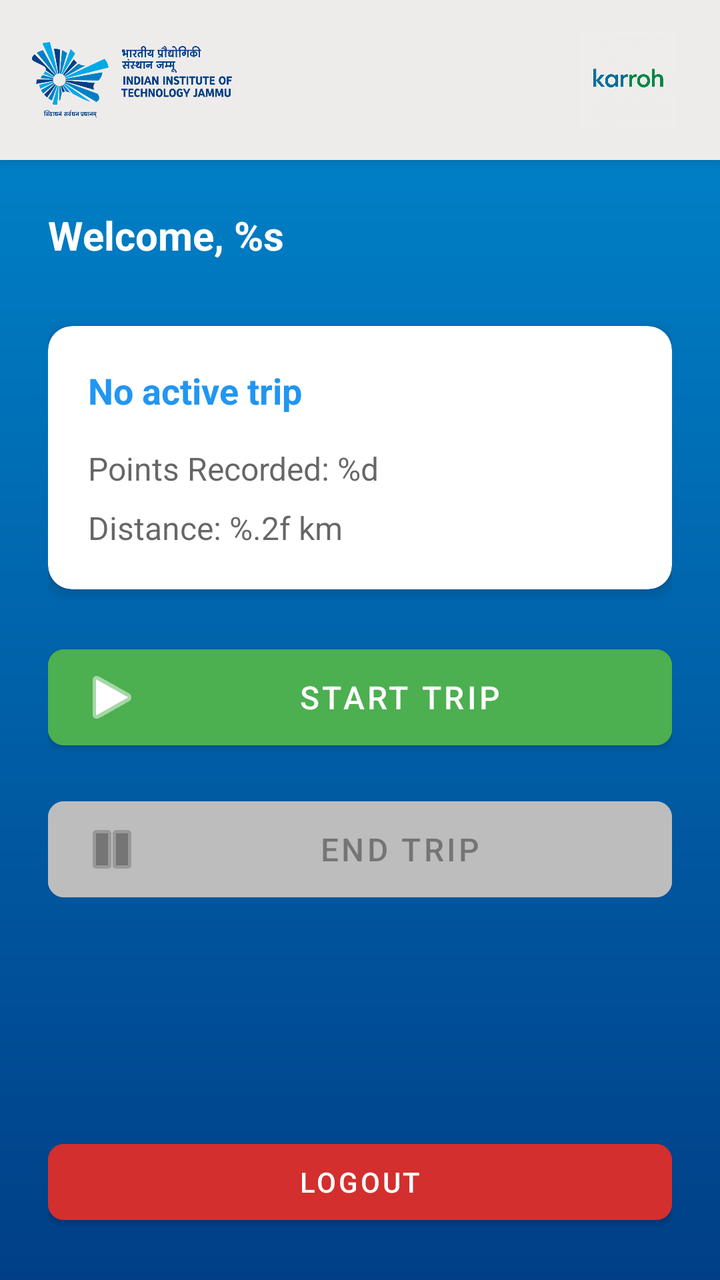
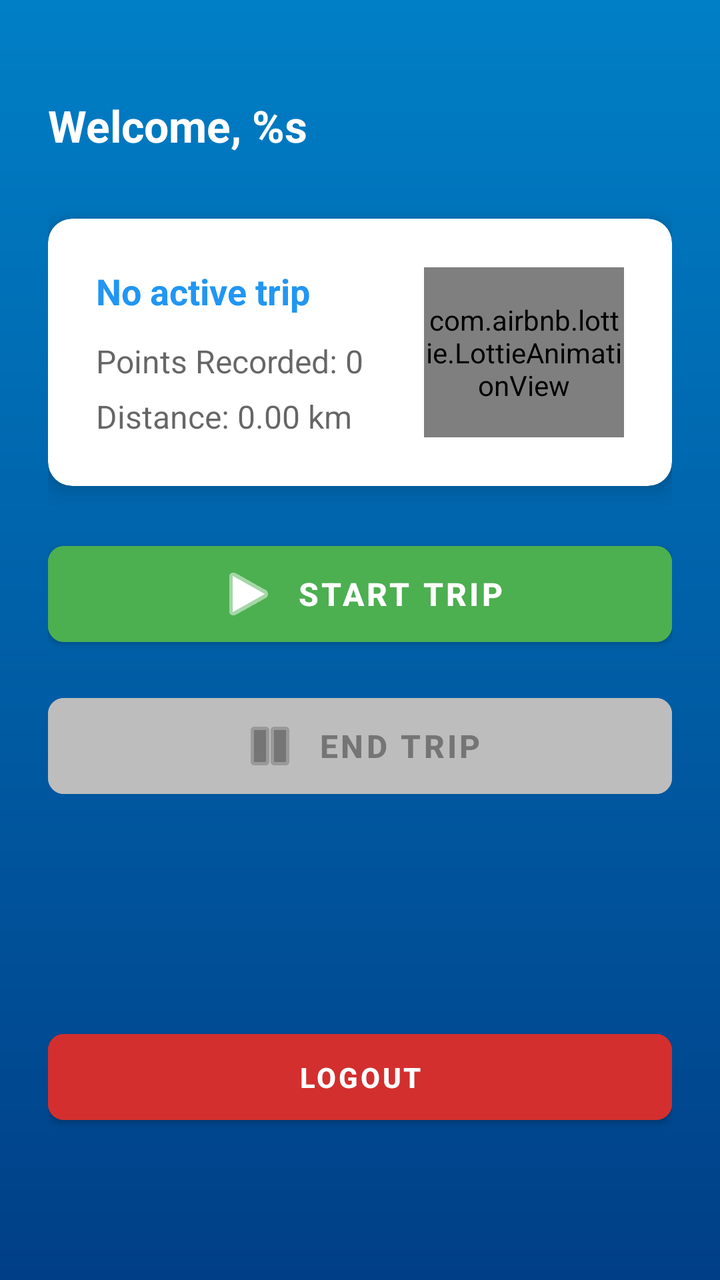

Screens rendered from an Android XML layout before and after an edit, with the pre-edit source and the edit as a unified diff.
<!-- AndroidManifest.xml: application theme Theme.BusTrackerApp -->
<!-- res/layout/activity_main.xml -->
<?xml version="1.0" encoding="utf-8"?>
<LinearLayout xmlns:android="http://schemas.android.com/apk/res/android"
    xmlns:app="http://schemas.android.com/apk/res-auto"
    android:layout_width="match_parent"
    android:layout_height="match_parent"
    android:orientation="vertical">

    
    <RelativeLayout
        android:id="@+id/headerLayout"
        android:layout_width="match_parent"
        android:layout_height="80dp"
        android:background="@color/header_bg"
        android:padding="16dp"
        android:elevation="4dp">

        <ImageView
            android:id="@+id/ivIitLogo"
            android:layout_width="100dp"
            android:layout_height="match_parent"
            android:layout_alignParentStart="true"
            android:layout_centerVertical="true"
            android:contentDescription="IIT Jammu Logo"
            android:scaleType="fitCenter"
            android:src="@drawable/iit_jammu_logo" />

        <ImageView
            android:id="@+id/ivWhatsappLogo"
            android:layout_width="60dp"
            android:layout_height="60dp"
            android:layout_alignParentEnd="true"
            android:layout_centerVertical="true"
            android:contentDescription="WhatsApp Logo"
            android:scaleType="fitCenter"
            android:src="@drawable/whatsapp_logo" />

    </RelativeLayout>

    
    <LinearLayout
        android:layout_width="match_parent"
        android:layout_height="match_parent"
        android:orientation="vertical"
        android:padding="24dp"
        android:background="@drawable/gradient_background">

        
        <TextView
            android:id="@+id/tvWelcome"
            android:layout_width="wrap_content"
            android:layout_height="wrap_content"
            android:text="@string/welcome_message"
            android:textSize="20sp"
            android:textStyle="bold"
            android:textColor="@color/white"
            android:layout_marginBottom="32dp" />

        
        <com.google.android.material.card.MaterialCardView
            android:layout_width="match_parent"
            android:layout_height="wrap_content"
            android:layout_marginBottom="24dp"
            app:cardElevation="4dp"
            app:cardCornerRadius="12dp">

            <LinearLayout
                android:layout_width="match_parent"
                android:layout_height="wrap_content"
                android:orientation="vertical"
                android:padding="20dp">

                <TextView
                    android:id="@+id/tvTripStatus"
                    android:layout_width="wrap_content"
                    android:layout_height="wrap_content"
                    android:text="@string/trip_status_idle"
                    android:textSize="18sp"
                    android:textStyle="bold"
                    android:textColor="@color/primary"
                    android:layout_marginBottom="16dp" />

                <TextView
                    android:id="@+id/tvPointsRecorded"
                    android:layout_width="wrap_content"
                    android:layout_height="wrap_content"
                    android:text="@string/points_recorded"
                    android:textSize="16sp"
                    android:textColor="@color/text_secondary"
                    android:layout_marginBottom="8dp" />

                <TextView
                    android:id="@+id/tvDistance"
                    android:layout_width="wrap_content"
                    android:layout_height="wrap_content"
                    android:text="@string/distance_traveled"
                    android:textSize="16sp"
                    android:textColor="@color/text_secondary" />

            </LinearLayout>
        </com.google.android.material.card.MaterialCardView>

        
        <com.google.android.material.button.MaterialButton
            android:id="@+id/btnStartTrip"
            android:layout_width="match_parent"
            android:layout_height="60dp"
            android:text="@string/start_trip"
            android:textSize="16sp"
            android:backgroundTint="@color/button_green"
            app:cornerRadius="8dp"
            app:icon="@android:drawable/ic_media_play"
            android:layout_marginBottom="16dp" />

        
        <com.google.android.material.button.MaterialButton
            android:id="@+id/btnEndTrip"
            android:layout_width="match_parent"
            android:layout_height="60dp"
            android:text="@string/end_trip"
            android:textSize="16sp"
            android:backgroundTint="@color/button_disabled"
            app:cornerRadius="8dp"
            app:icon="@android:drawable/ic_media_pause"
            android:enabled="false"
            android:layout_marginBottom="32dp" />

        
        <View
            android:layout_width="match_parent"
            android:layout_height="0dp"
            android:layout_weight="1" />

        
        <com.google.android.material.button.MaterialButton
            android:id="@+id/btnLogout"
            android:layout_width="match_parent"
            android:layout_height="50dp"
            android:text="@string/logout"
            android:textSize="14sp"
            android:backgroundTint="@color/logout_red"
            app:cornerRadius="8dp" />

        
        <com.google.android.material.button.MaterialButton
            android:id="@+id/btnSignOut"
            android:layout_width="match_parent"
            android:layout_height="wrap_content"
            android:text="@string/sign_out"
            android:textSize="14sp"
            android:visibility="gone"
            style="@style/Widget.MaterialComponents.Button.TextButton" />

    </LinearLayout>

</LinearLayout>
<!-- resources referenced by this layout -->
<resources>
  <color name="button_disabled">#BDBDBD</color>
  <color name="button_green">#4CAF50</color>
  <color name="header_bg">#eeeceb</color>
  <color name="logout_red">#D32F2F</color>
  <color name="primary">#FF2196F3</color>
  <color name="text_secondary">#99000000</color>
  <color name="white">#FFFFFFFF</color>
  <!-- drawable gradient_background (drawable) -->
  <?xml version="1.0" encoding="utf-8"?>
  <shape xmlns:android="http://schemas.android.com/apk/res/android">
      <gradient
          android:angle="90"
          android:startColor="@color/gradient_start"
          android:endColor="@color/gradient_end"
          android:type="linear" />
  </shape>
  <!-- drawable iit_jammu_logo: png bitmap (drawable, 64542 bytes) -->
  <!-- drawable whatsapp_logo: jpg bitmap (drawable, 12585 bytes) -->
  <string name="distance_traveled">Distance: %.2f km</string>
  <string name="end_trip">End Trip</string>
  <string name="logout">Logout</string>
  <string name="points_recorded">Points Recorded: %d</string>
  <string name="sign_out">Sign Out</string>
  <string name="start_trip">Start Trip</string>
  <string name="trip_status_idle">No active trip</string>
  <string name="welcome_message">Welcome, %s</string>
  <style name="Theme.BusTrackerApp" parent="Theme.MaterialComponents.Light.DarkActionBar">
          
          <item name="colorPrimary">@color/primary</item>
          <item name="colorPrimaryVariant">@color/primary_dark</item>
          <item name="colorOnPrimary">@color/white</item>
          
          <item name="colorSecondary">@color/accent</item>
          <item name="colorSecondaryVariant">@color/teal_700</item>
          <item name="colorOnSecondary">@color/black</item>
          
          <item name="android:statusBarColor">@color/primary_dark</item>
          
          
          <item name="android:forceDarkAllowed" tools:targetApi="q">false</item>
      </style>
  <color name="gradient_start">#003f87</color>
  <color name="gradient_end">#007fc6</color>
  <color name="primary_dark">#FF1976D2</color>
  <color name="accent">#FF4CAF50</color>
  <color name="teal_700">#FF018786</color>
  <color name="black">#FF000000</color>
</resources>

<!-- the commit's change to res/layout/activity_main.xml (unified diff, before → after) -->
@@ -5,38 +5,6 @@
     android:layout_height="match_parent"
     android:orientation="vertical">
 
-    
-    <RelativeLayout
-        android:id="@+id/headerLayout"
-        android:layout_width="match_parent"
-        android:layout_height="80dp"
-        android:background="@color/header_bg"
-        android:padding="16dp"
-        android:elevation="4dp">
-
-        <ImageView
-            android:id="@+id/ivIitLogo"
-            android:layout_width="100dp"
-            android:layout_height="match_parent"
-            android:layout_alignParentStart="true"
-            android:layout_centerVertical="true"
-            android:contentDescription="IIT Jammu Logo"
-            android:scaleType="fitCenter"
-            android:src="@drawable/iit_jammu_logo" />
-
-        <ImageView
-            android:id="@+id/ivWhatsappLogo"
-            android:layout_width="60dp"
-            android:layout_height="60dp"
-            android:layout_alignParentEnd="true"
-            android:layout_centerVertical="true"
-            android:contentDescription="WhatsApp Logo"
-            android:scaleType="fitCenter"
-            android:src="@drawable/whatsapp_logo" />
-
-    </RelativeLayout>
-
-    
     <LinearLayout
         android:layout_width="match_parent"
         android:layout_height="match_parent"
@@ -44,112 +12,127 @@
         android:padding="24dp"
         android:background="@drawable/gradient_background">
 
-        
         <TextView
             android:id="@+id/tvWelcome"
             android:layout_width="wrap_content"
             android:layout_height="wrap_content"
             android:text="@string/welcome_message"
-            android:textSize="20sp"
+            android:textSize="22sp"
             android:textStyle="bold"
             android:textColor="@color/white"
+            android:layout_marginTop="24dp"
             android:layout_marginBottom="32dp" />
 
-        
         <com.google.android.material.card.MaterialCardView
             android:layout_width="match_parent"
             android:layout_height="wrap_content"
             android:layout_marginBottom="24dp"
-            app:cardElevation="4dp"
+            app:cardElevation="6dp"
             app:cardCornerRadius="12dp">
 
             <LinearLayout
                 android:layout_width="match_parent"
                 android:layout_height="wrap_content"
-                android:orientation="vertical"
-                android:padding="20dp">
+                android:orientation="horizontal"
+                android:padding="24dp"
+                android:gravity="center_vertical">
 
-                <TextView
-                    android:id="@+id/tvTripStatus"
-                    android:layout_width="wrap_content"
+                <LinearLayout
+                    android:layout_width="0dp"
                     android:layout_height="wrap_content"
-                    android:text="@string/trip_status_idle"
-                    android:textSize="18sp"
-                    android:textStyle="bold"
-                    android:textColor="@color/primary"
-                    android:layout_marginBottom="16dp" />
+                    android:layout_weight="1"
+                    android:orientation="vertical">
 
-                <TextView
-                    android:id="@+id/tvPointsRecorded"
-                    android:layout_width="wrap_content"
-                    android:layout_height="wrap_content"
-                    android:text="@string/points_recorded"
-                    android:textSize="16sp"
-                    android:textColor="@color/text_secondary"
-                    android:layout_marginBottom="8dp" />
+                    <TextView
+                        android:id="@+id/tvTripStatus"
+                        android:layout_width="wrap_content"
+                        android:layout_height="wrap_content"
+                        android:layout_marginBottom="12dp"
+                        android:text="@string/trip_status_idle"
+                        android:textColor="@color/primary"
+                        android:textSize="18sp"
+                        android:textStyle="bold" />
 
-                <TextView
-                    android:id="@+id/tvDistance"
-                    android:layout_width="wrap_content"
-                    android:layout_height="wrap_content"
-                    android:text="@string/distance_traveled"
-                    android:textSize="16sp"
-                    android:textColor="@color/text_secondary" />
+                    <TextView
+                        android:id="@+id/tvPointsRecorded"
+                        android:layout_width="wrap_content"
+                        android:layout_height="wrap_content"
+                        android:layout_marginBottom="6dp"
+                        android:text="Points Recorded: 0"
+                        android:textColor="@color/text_secondary"
+                        android:textSize="16sp" />
+
+                    <TextView
+                        android:id="@+id/tvDistance"
+                        android:layout_width="wrap_content"
+                        android:layout_height="wrap_content"
+                        android:text="Distance: 0.00 km"
+                        android:textColor="@color/text_secondary"
+                        android:textSize="16sp" />
+                </LinearLayout>
+
+                <com.airbnb.lottie.LottieAnimationView
+                    android:id="@+id/lottieBusAnimation"
+                    android:layout_width="100dp"
+                    android:layout_height="85dp"
+                    android:layout_marginStart="12dp"
+                    app:lottie_rawRes="@raw/bus_driving"
+                    app:lottie_autoPlay="false"
+                    app:lottie_loop="true" />
 
             </LinearLayout>
         </com.google.android.material.card.MaterialCardView>
 
-        
         <com.google.android.material.button.MaterialButton
             android:id="@+id/btnStartTrip"
             android:layout_width="match_parent"
             android:layout_height="60dp"
             android:text="@string/start_trip"
             android:textSize="16sp"
+            android:textStyle="bold"
             android:backgroundTint="@color/button_green"
             app:cornerRadius="8dp"
             app:icon="@android:drawable/ic_media_play"
+            app:iconGravity="textStart"
             android:layout_marginBottom="16dp" />
 
-        
         <com.google.android.material.button.MaterialButton
             android:id="@+id/btnEndTrip"
             android:layout_width="match_parent"
             android:layout_height="60dp"
+            android:layout_marginBottom="32dp"
+            android:backgroundTint="@color/button_disabled"
+            android:enabled="false"
             android:text="@string/end_trip"
             android:textSize="16sp"
-            android:backgroundTint="@color/button_disabled"
+            android:textStyle="bold"
             app:cornerRadius="8dp"
             app:icon="@android:drawable/ic_media_pause"
-            android:enabled="false"
-            android:layout_marginBottom="32dp" />
+            app:iconGravity="textStart" />
 
-        
         <View
             android:layout_width="match_parent"
             android:layout_height="0dp"
             android:layout_weight="1" />
 
-        
         <com.google.android.material.button.MaterialButton
             android:id="@+id/btnLogout"
             android:layout_width="match_parent"
-            android:layout_height="50dp"
+            android:layout_height="55dp"
             android:text="@string/logout"
             android:textSize="14sp"
+            android:textStyle="bold"
             android:backgroundTint="@color/logout_red"
-            app:cornerRadius="8dp" />
+            app:cornerRadius="8dp"
+            android:layout_marginBottom="50dp" />
 
-        
         <com.google.android.material.button.MaterialButton
             android:id="@+id/btnSignOut"
             android:layout_width="match_parent"
             android:layout_height="wrap_content"
             android:text="@string/sign_out"
-            android:textSize="14sp"
             android:visibility="gone"
             style="@style/Widget.MaterialComponents.Button.TextButton" />
 
     </LinearLayout>
-
 </LinearLayout>
<!-- resource entries referenced after the edit -->
@@ -2,7 +2,6 @@
 <resources>
   <color name="button_disabled">#BDBDBD</color>
   <color name="button_green">#4CAF50</color>
-  <color name="header_bg">#eeeceb</color>
   <color name="logout_red">#D32F2F</color>
   <color name="primary">#FF2196F3</color>
   <color name="text_secondary">#99000000</color>
@@ -16,12 +15,8 @@
           android:endColor="@color/gradient_end"
           android:type="linear" />
   </shape>
-  <!-- drawable iit_jammu_logo: png bitmap (drawable, 64542 bytes) -->
-  <!-- drawable whatsapp_logo: jpg bitmap (drawable, 12585 bytes) -->
-  <string name="distance_traveled">Distance: %.2f km</string>
   <string name="end_trip">End Trip</string>
   <string name="logout">Logout</string>
-  <string name="points_recorded">Points Recorded: %d</string>
   <string name="sign_out">Sign Out</string>
   <string name="start_trip">Start Trip</string>
   <string name="trip_status_idle">No active trip</string>
